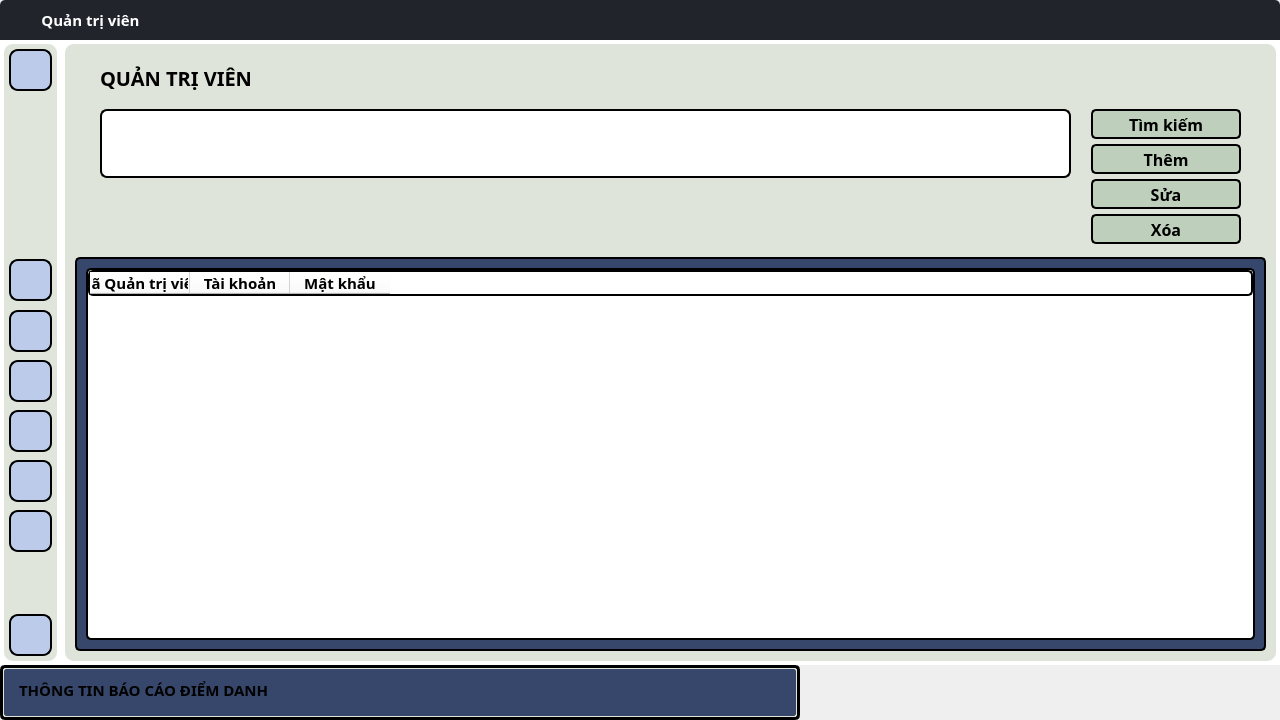
Above: admin.ui from cdghhhiilnnotu/Face-Attendance-CLIENT before the change. Below: the same form after it.
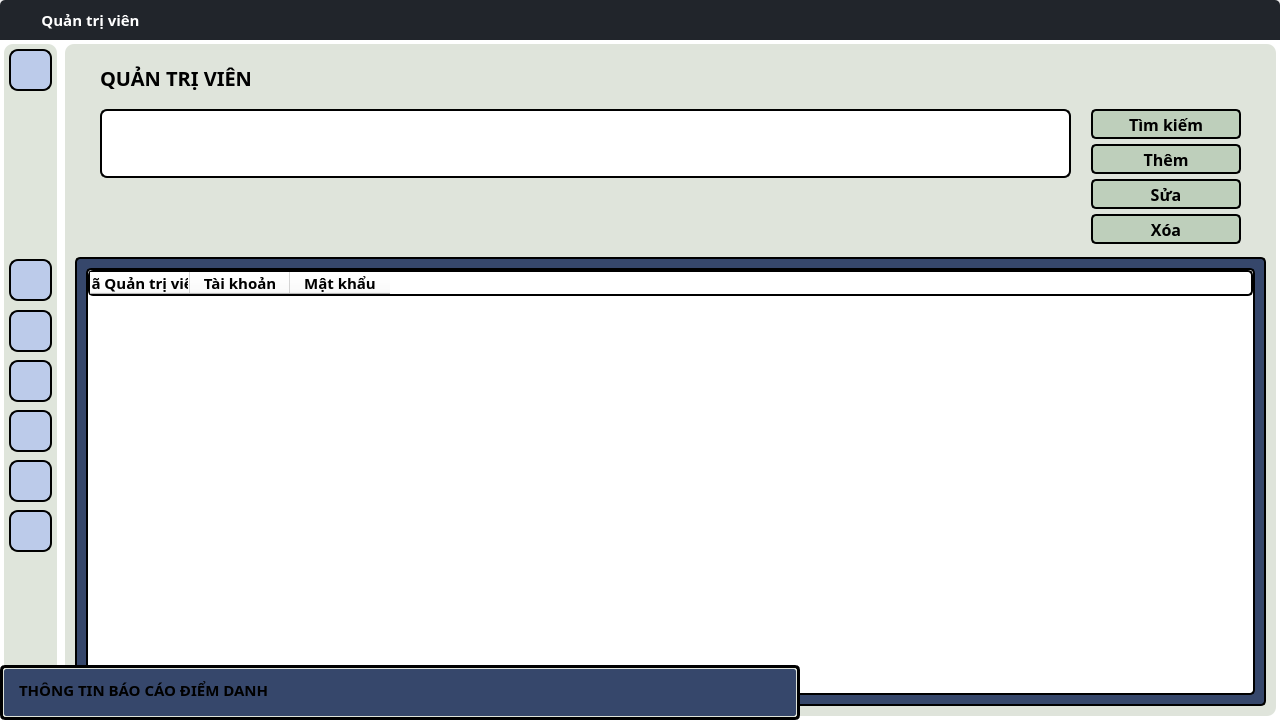
That is the form after the change. Icons and pictures are not drawn. Custom widgets are drawn as their Qt base class.

The edit to the form file:
```diff
--- a/admin.ui
+++ b/admin.ui
@@ -10,6 +10,12 @@
     <height>720</height>
    </rect>
   </property>
+  <property name="minimumSize">
+   <size>
+    <width>0</width>
+    <height>720</height>
+   </size>
+  </property>
   <property name="font">
    <font>
     <family>Cambria</family>
@@ -175,6 +181,12 @@
     </item>
     <item>
      <widget class="QWidget" name="container" native="true">
+      <property name="minimumSize">
+       <size>
+        <width>0</width>
+        <height>680</height>
+       </size>
+      </property>
       <property name="maximumSize">
        <size>
         <width>16777215</width>
```
